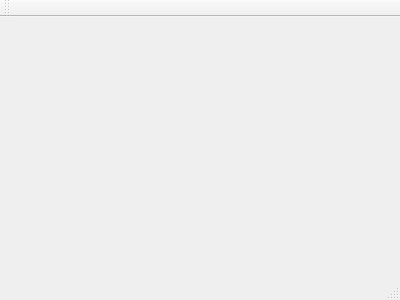
Old version of the form mainwindow.ui in the repository oleksandrmelnychenko/noltapp.
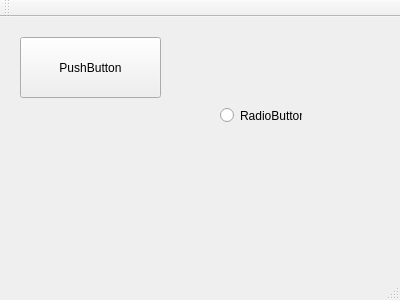
New version of the form.

The edit to the form file:
```diff
--- a/mainwindow.ui
+++ b/mainwindow.ui
@@ -12,13 +12,55 @@
   <property name="windowTitle" >
    <string>MainWindow</string>
   </property>
-  <widget class="QMenuBar" name="menuBar" />
-  <widget class="QToolBar" name="mainToolBar" />
-  <widget class="QWidget" name="centralWidget" />
-  <widget class="QStatusBar" name="statusBar" />
+  <widget class="QWidget" name="centralWidget">
+   <widget class="QPushButton" name="pushButton">
+    <property name="geometry">
+     <rect>
+      <x>20</x>
+      <y>20</y>
+      <width>141</width>
+      <height>61</height>
+     </rect>
+    </property>
+    <property name="text">
+     <string>PushButton</string>
+    </property>
+   </widget>
+   <widget class="QRadioButton" name="radioButton">
+    <property name="geometry">
+     <rect>
+      <x>220</x>
+      <y>90</y>
+      <width>82</width>
+      <height>17</height>
+     </rect>
+    </property>
+    <property name="text">
+     <string>RadioButton</string>
+    </property>
+   </widget>
+  </widget>
+  <widget class="QMenuBar" name="menuBar">
+   <property name="geometry">
+    <rect>
+     <x>0</x>
+     <y>0</y>
+     <width>400</width>
+     <height>21</height>
+    </rect>
+   </property>
+  </widget>
+  <widget class="QToolBar" name="mainToolBar">
+   <attribute name="toolBarArea">
+    <enum>TopToolBarArea</enum>
+   </attribute>
+   <attribute name="toolBarBreak">
+    <bool>false</bool>
+   </attribute>
+  </widget>
+  <widget class="QStatusBar" name="statusBar"/>
  </widget>
- <layoutDefault spacing="6" margin="11" />
- <pixmapfunction></pixmapfunction>
+ <layoutdefault spacing="6" margin="11"/>
  <resources/>
  <connections/>
 </ui>
```
Left out of the diff: 7 changed lines with no effect on the pictures.
